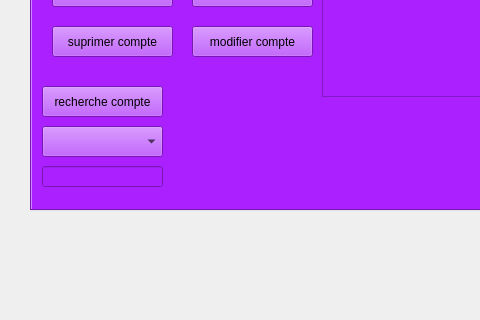
Above: mainwindow.ui from assylkriaa/Smart_Home_Delivery_2A2- before the change; both pictures show x 0 to 480 and y 280 to 600 of the 800 by 600 pixel window. Below: the same form after it.
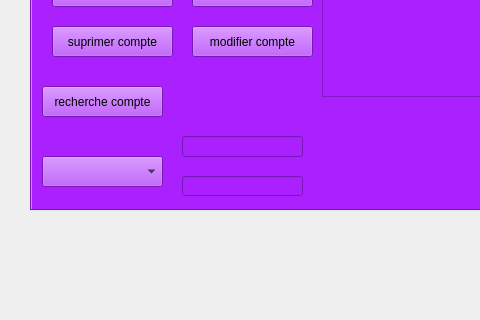
That is the form after the change. The open tabs and pages were chosen to show the change.

Patch:
```diff
--- a/mainwindow.ui
+++ b/mainwindow.ui
@@ -221,7 +221,7 @@
       <property name="geometry">
        <rect>
         <x>10</x>
-        <y>370</y>
+        <y>400</y>
         <width>121</width>
         <height>31</height>
        </rect>
@@ -230,13 +230,23 @@
      <widget class="QLineEdit" name="lineEdit_recherche">
       <property name="geometry">
        <rect>
-        <x>10</x>
-        <y>410</y>
+        <x>150</x>
+        <y>380</y>
         <width>121</width>
         <height>21</height>
        </rect>
       </property>
      </widget>
+     <widget class="QLineEdit" name="lineEdit_reee">
+      <property name="geometry">
+       <rect>
+        <x>150</x>
+        <y>420</y>
+        <width>121</width>
+        <height>20</height>
+       </rect>
+      </property>
+     </widget>
     </widget>
     <widget class="QWidget" name="tab">
      <attribute name="title">
```
Left out of the diff: 6 changed lines with no effect on the pictures.
